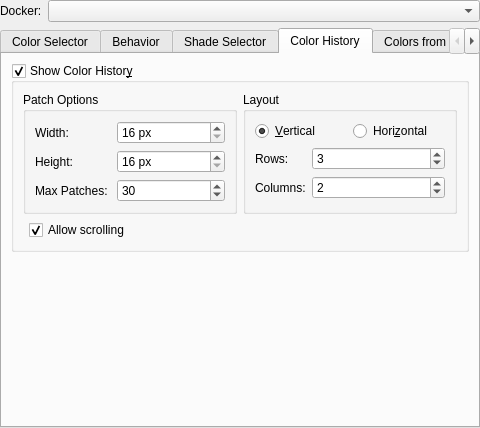
Above: plugins/dockers/advancedcolorselector/wdg_color_selector_settings.ui from KDE/krita before the change. Below: the same form after it.
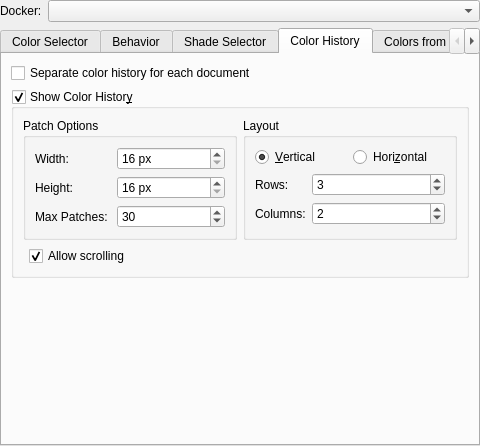
That is the form after the change. The open tabs and pages were chosen to show the change. Custom widgets are drawn as their Qt base class.

Commit message:
Move option for per-document color history into a proper location
Now the checkbox is in:

Preferences->Color Selector->Color History->
   Separate color history for each document

```diff
--- a/plugins/dockers/advancedcolorselector/wdg_color_selector_settings.ui
+++ b/plugins/dockers/advancedcolorselector/wdg_color_selector_settings.ui
@@ -11,7 +11,7 @@
     <x>0</x>
     <y>0</y>
     <width>480</width>
-    <height>428</height>
+    <height>446</height>
    </rect>
   </property>
   <property name="sizePolicy">
@@ -603,7 +603,7 @@
         <string>Color History</string>
        </attribute>
        <layout class="QFormLayout" name="formLayout_8">
-        <item row="0" column="0" colspan="2">
+        <item row="1" column="0" colspan="2">
          <widget class="QGroupBox" name="lastUsedColorsShow">
           <property name="title">
            <string>Show Color Histor&amp;y</string>
@@ -802,7 +802,7 @@
           </layout>
          </widget>
         </item>
-        <item row="1" column="1">
+        <item row="2" column="1">
          <spacer name="verticalSpacer">
           <property name="orientation">
            <enum>Qt::Vertical</enum>
@@ -815,6 +815,13 @@
           </property>
          </spacer>
         </item>
+        <item row="0" column="0">
+         <widget class="QCheckBox" name="lastUsedColorsPerDocument">
+          <property name="text">
+           <string>Separate color history for each document</string>
+          </property>
+         </widget>
+        </item>
        </layout>
       </widget>
       <widget class="QWidget" name="tab_colorsFromImage">
```
Left out of the diff: 2 changed lines with no effect on the pictures. The commit also changes 8 other files.
